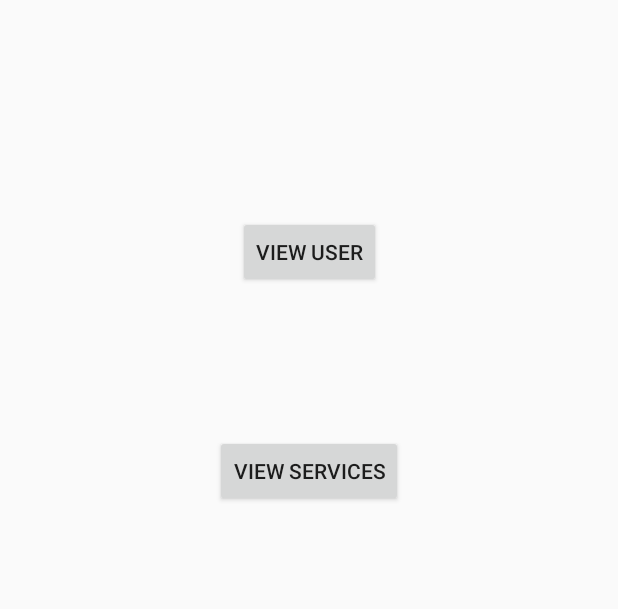
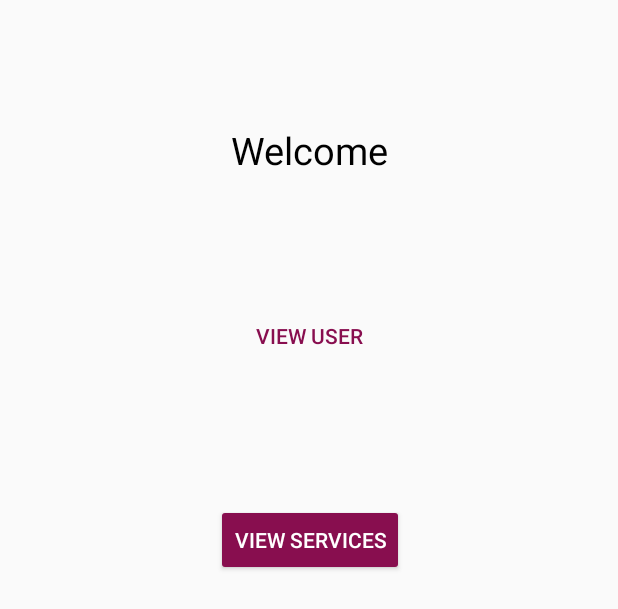
Before and after one commit to BenJeau/SEG2505-Android, an Android app: the layout activity_option.xml on its own in the app's theme, with its tools: preview values and no code run, on a phone screen of 412 x 824 dp. Shown: the top 609 px of the screen. Run offline under Robolectric (Android 15) with nearby library versions, the phone set to English and light mode, and no system bars.

Commit message:
Costumized the OptionActivity

```diff
--- a/app/src/main/java/com/seg2505/project/LoginActivity.java
+++ b/app/src/main/java/com/seg2505/project/LoginActivity.java
@@ -18,6 +18,7 @@ import com.google.firebase.database.DatabaseError;
 import com.google.firebase.database.DatabaseReference;
 import com.google.firebase.database.FirebaseDatabase;
 import com.google.firebase.database.ValueEventListener;
+import com.google.firebase.internal.InternalTokenResult;
 
 import java.util.regex.Matcher;
 import java.util.regex.Pattern;
@@ -56,9 +57,8 @@ public class LoginActivity extends AppCompatActivity {
 
                 if (username.equals("admin") && password.equals("admin")) {
                     Toast.makeText(getApplicationContext(), "Admin successfully logged in", Toast.LENGTH_SHORT).show();
-
-
                     Intent intent = new Intent(LoginActivity.this,OptionActivity.class);
+                    intent.putExtra("user", username );
                     startActivity(intent);
                 } else {
                     if (TextUtils.isEmpty(username)) {
--- a/app/src/main/java/com/seg2505/project/OptionActivity.java
+++ b/app/src/main/java/com/seg2505/project/OptionActivity.java
@@ -6,6 +6,7 @@ import android.support.v7.app.AppCompatActivity;
 import android.os.Bundle;
 import android.view.View;
 import android.widget.Button;
+import android.widget.TextView;
 
 public class OptionActivity extends AppCompatActivity {
 
@@ -13,6 +14,10 @@ public class OptionActivity extends AppCompatActivity {
     protected void onCreate(Bundle savedInstanceState) {
         super.onCreate(savedInstanceState);
         setContentView(R.layout.activity_option);
+
+        String user = getIntent().getExtras().getString("user");
+        TextView txt = (TextView) findViewById(R.id.WelcomText);
+        txt.setText("Welcome " + user );
 
         Button ViewUser = (Button) findViewById(R.id.BtnViewUser);
         Button ViewService = (Button) findViewById(R.id.BtnViewServices);
--- a/app/src/main/res/layout/activity_option.xml
+++ b/app/src/main/res/layout/activity_option.xml
@@ -15,11 +15,12 @@
 
     <Button
         android:id="@+id/BtnViewUser"
+        style="@style/Widget.AppCompat.Button.Borderless.Colored"
         android:layout_width="wrap_content"
         android:layout_height="wrap_content"
         android:layout_marginEnd="8dp"
         android:layout_marginStart="8dp"
-        android:layout_marginTop="144dp"
+        android:layout_marginTop="200dp"
         android:text="View User"
         app:layout_constraintEnd_toEndOf="parent"
         app:layout_constraintStart_toStartOf="parent"
@@ -27,6 +28,7 @@
 
     <Button
         android:id="@+id/BtnViewServices"
+        style="@style/Widget.AppCompat.Button.Colored"
         android:layout_width="wrap_content"
         android:layout_height="wrap_content"
         android:layout_marginBottom="8dp"
@@ -36,7 +38,26 @@
         android:text="View services"
         app:layout_constraintBottom_toTopOf="@+id/guideline2"
         app:layout_constraintEnd_toEndOf="parent"
+        app:layout_constraintHorizontal_bias="0.502"
         app:layout_constraintStart_toStartOf="parent"
         app:layout_constraintTop_toBottomOf="@+id/BtnViewUser"
-        app:layout_constraintVertical_bias="0.058" />
+        app:layout_constraintVertical_bias="0.0" />
+
+    <TextView
+        android:id="@+id/WelcomText"
+        android:layout_width="wrap_content"
+        android:layout_height="wrap_content"
+        android:layout_marginBottom="8dp"
+        android:layout_marginEnd="8dp"
+        android:layout_marginStart="8dp"
+        android:layout_marginTop="8dp"
+        android:text="Welcome"
+        android:textAlignment="center"
+        android:textAllCaps="false"
+        android:textColor="@android:color/black"
+        android:textSize="25dp"
+        app:layout_constraintBottom_toTopOf="@+id/BtnViewUser"
+        app:layout_constraintEnd_toEndOf="parent"
+        app:layout_constraintStart_toStartOf="parent"
+        app:layout_constraintTop_toTopOf="parent" />
 </android.support.constraint.ConstraintLayout>
```
